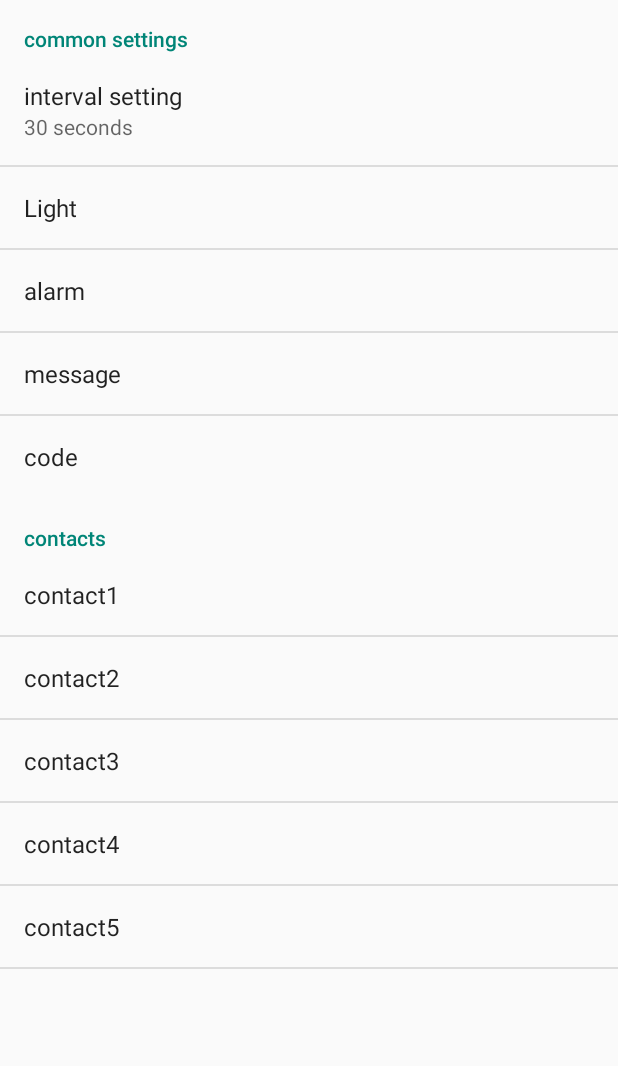
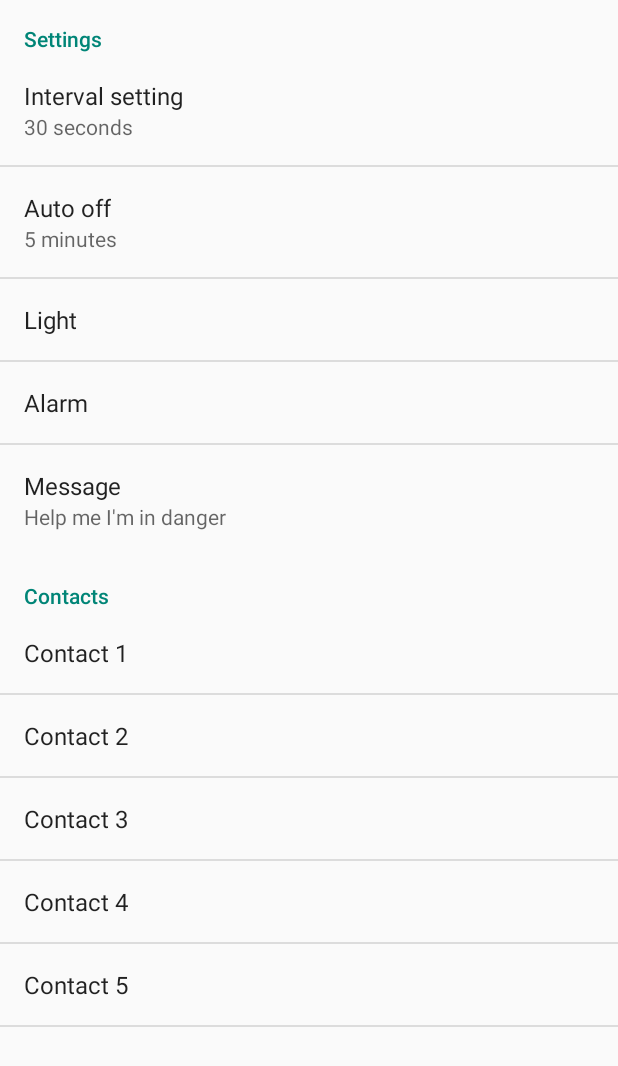
Before and after one commit to disti95/CriminalAlarmApp, an Android app: the screen it shows after launch (PreferencesActivity), after a tap on an icon or button, on a phone screen of 412 x 824 dp. Shown: the top 1066 px of the screen. Run offline under Robolectric (Android 15) with nearby library versions, the phone set to English and light mode, and no system bars.

Commit message:
auto off included (ready to merge)

```diff
--- a/app/src/main/java/com/example/stefa/sendsms2/MainActivity.java
+++ b/app/src/main/java/com/example/stefa/sendsms2/MainActivity.java
@@ -51,30 +51,6 @@ public class MainActivity extends Activity implements LocationListener {
         super.onCreate(savedInstanceState);
         setContentView(R.layout.activity_main);
         sendSMSBtn = (ImageButton) findViewById(R.id.sendSMSBtn);
-
-
-        /////////////////////////////////
-        //TODO: Remove this before merge
-        Button testbutton = (Button) findViewById(R.id.button);
-
-        testbutton.setOnTouchListener(new View.OnTouchListener() {
-            public boolean onTouch(View v, MotionEvent event) {
-                EditText textField = (EditText) findViewById(R.id.editText);
-
-                SharedPreferences sharedPreferences= PreferenceManager.getDefaultSharedPreferences(MainActivity.this);
-                String interval=sharedPreferences.getString("interval", "Default");
-                String light=sharedPreferences.getString("light", "Default");
-
-                textField.setTextColor(Color.RED);
-                textField.setText("interval: "+interval + "light: "+light);
-                return true;
-            }
-        });
-
-
-
-
-        ///////////////////////////////
 
 
         /*sendSMSBtn.setOnClickListener(new View.OnClickListener() {
--- a/app/src/main/res/values/strings.xml
+++ b/app/src/main/res/values/strings.xml
@@ -27,6 +27,22 @@
         <item>"1800000"</item>
         <item>"3600000"</item>
     </string-array>
+    <string-array name="auto_off">
+        <item>"no_auto_off"</item>
+        <item>"5 minutes"</item>
+        <item>"10 minutes"</item>
+        <item>"20 minutes"</item>
+        <item>"30 minutes"</item>
+        <item>"60 minutes"</item>
+    </string-array>
+    <string-array name="auto_off_values">
+        <item>"-1"</item>
+        <item>"300000"</item>
+        <item>"600000"</item>
+        <item>"1200000"</item>
+        <item>"1800000"</item>
+        <item>"3600000"</item>
+    </string-array>
     <string-array name="bool">
         <item>"on"</item>
         <item>"off"</item>
--- a/app/src/main/res/xml/preferences.xml
+++ b/app/src/main/res/xml/preferences.xml
@@ -1,16 +1,25 @@
 <?xml version="1.0" encoding="utf-8"?>
 <PreferenceScreen xmlns:android="http://schemas.android.com/apk/res/android">
         <PreferenceCategory
-            android:title="common settings"
+            android:title="Settings"
             android:key="commonsettings">
                 <ListPreference
                     android:dependency="interval"
                     android:key="interval"
-                    android:title="interval setting"
+                    android:title="Interval setting"
                     android:entries="@array/interval"
                     android:entryValues="@array/interval_values"
                     android:dialogTitle="Interval settings"
                     android:defaultValue="30000"
+                    />
+                <ListPreference
+                    android:dependency="auto_off"
+                    android:key="auto_off"
+                    android:title="Auto off"
+                    android:entries="@array/auto_off"
+                    android:entryValues="@array/auto_off_values"
+                    android:dialogTitle="Auto turn off tracking"
+                    android:defaultValue="300000"
                     />
                 <ListPreference
                     android:dependency="light"
@@ -24,7 +33,7 @@
                 <ListPreference
                     android:dependency="alarm"
                     android:key="alarm"
-                    android:title="alarm"
+                    android:title="Alarm"
                     android:summary=""
                     android:entries="@array/bool"
                     android:entryValues="@array/bool_values"
@@ -32,48 +41,48 @@
                     />
                 <EditTextPreference
                     android:key="message"
-                    android:title="message"
+                    android:title="Message"
                     android:summary="message"
-                    android:defaultValue=""
+                    android:defaultValue="Help me I'm in danger"
                     />
-                <EditTextPreference
-                    android:key="code"
-                    android:title="code"
-                    android:summary="code"
-                    android:defaultValue=""
-                    />
+                <!--<EditTextPreference-->
+                    <!--android:key="code"-->
+                    <!--android:title="Code"-->
+                    <!--android:summary="code"-->
+                    <!--android:defaultValue=""-->
+                    <!--/>-->
         </PreferenceCategory>
 
         <PreferenceCategory
-            android:title="contacts"
+            android:title="Contacts"
             android:key="contacts">
                 <EditTextPreference
                     android:key="contact1"
-                    android:title="contact1"
+                    android:title="Contact 1"
                     android:summary="contact1"
                     android:defaultValue=""
                 />
                 <EditTextPreference
                     android:key="contact2"
-                    android:title="contact2"
+                    android:title="Contact 2"
                     android:summary="contact2"
                     android:defaultValue=""
                     />
                 <EditTextPreference
                     android:key="contact3"
-                    android:title="contact3"
+                    android:title="Contact 3"
                     android:summary="contact3"
                     android:defaultValue=""
                     />
                 <EditTextPreference
                     android:key="contact4"
-                    android:title="contact4"
+                    android:title="Contact 4"
                     android:summary="contact4"
                     android:defaultValue=""
                     />
                 <EditTextPreference
                     android:key="contact5"
-                    android:title="contact5"
+                    android:title="Contact 5"
                     android:summary="contact5"
                     android:defaultValue=""
                     />
```
Also changed, not shown: app/src/main/res/layout/activity_main.xml (+0 -20 lines).
